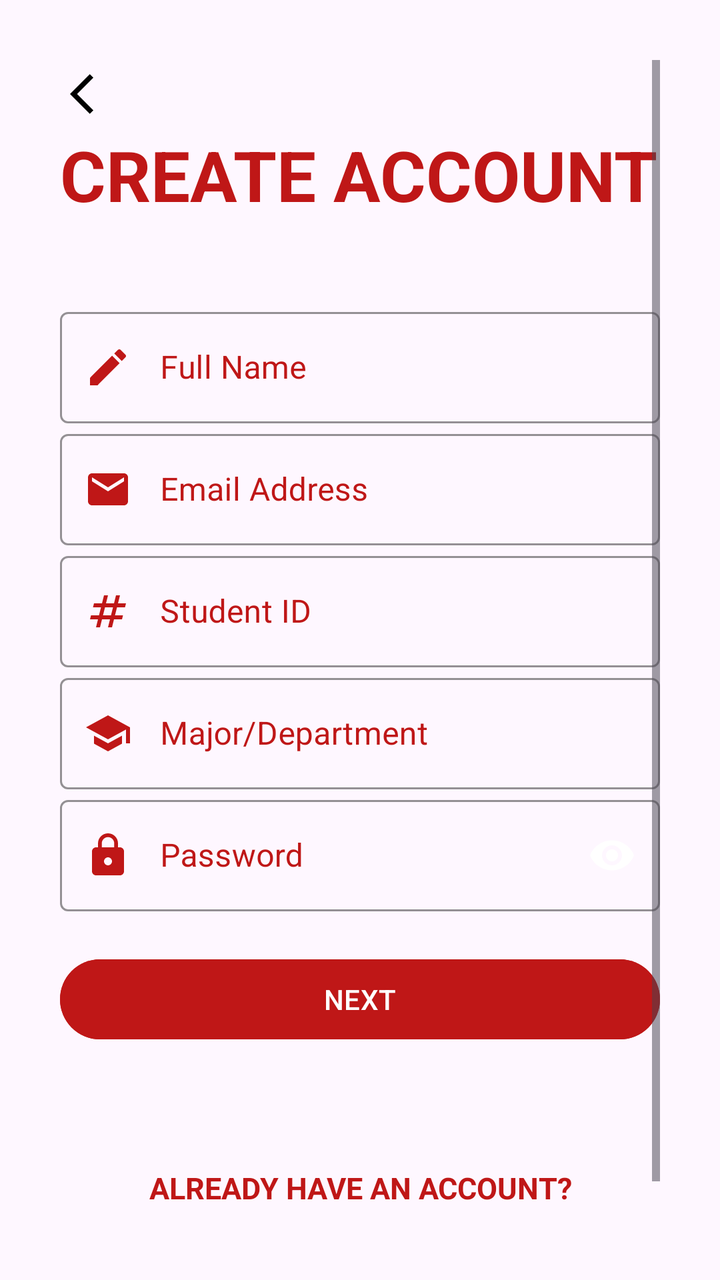
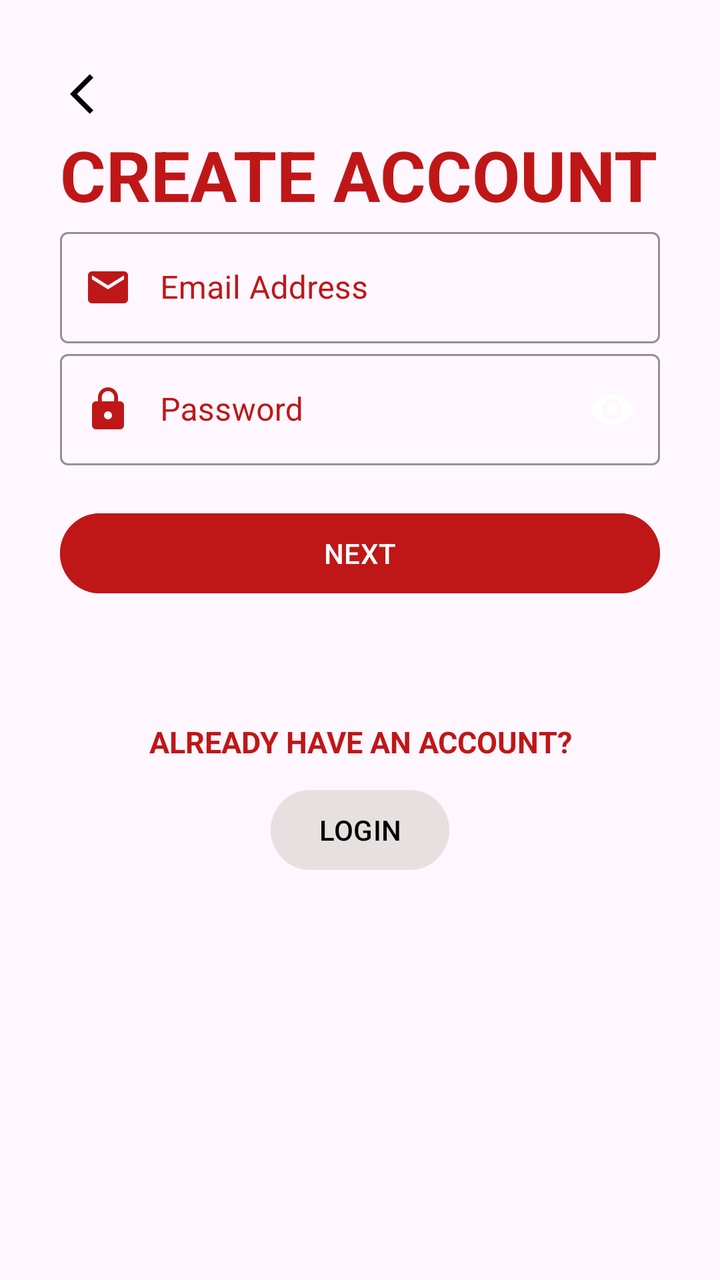

An Android layout rendered at two revisions. The XML below is the earlier revision; the diff shows what the commit changed to produce the second picture.
<!-- AndroidManifest.xml: application theme Theme.SchoolClubsManagementSystem -->
<!-- res/layout/activity_sign_up_1.xml -->
<?xml version="1.0" encoding="utf-8"?>
<ScrollView xmlns:android="http://schemas.android.com/apk/res/android"
    xmlns:app="http://schemas.android.com/apk/res-auto"
    xmlns:tools="http://schemas.android.com/tools"
    android:id="@+id/main"
    android:layout_width="match_parent"
    android:layout_height="match_parent"
    android:layout_margin="20dp"
    tools:context=".activities.SignUp1"
    android:padding="30dp">

    <LinearLayout
        android:layout_width="match_parent"
        android:layout_height="wrap_content"
        android:orientation="vertical" >

        <ImageView
            android:id="@+id/signup_back_button"
            android:layout_width="wrap_content"
            android:layout_height="wrap_content"
            android:padding="5dp"
            android:src="@drawable/back_arrow"
            android:transitionName="transition_back_arrow_btn" />

        <TextView
            android:id="@+id/signup_title_text"
            android:layout_width="wrap_content"
            android:layout_height="wrap_content"
            android:text="Create Account"
            android:textAllCaps="true"
            android:textColor="@color/red"
            android:textSize="35sp"
            android:textStyle="bold"
            android:transitionName="transition_title_text" />

        <LinearLayout
            android:layout_width="match_parent"
            android:layout_height="wrap_content"
            android:orientation="vertical"
            android:layout_marginTop="40dp">

            
            <com.google.android.material.textfield.TextInputLayout
                android:layout_width="match_parent"
                android:layout_height="wrap_content"
                android:hint="Full Name"
                app:startIconDrawable="@drawable/edit_icon"
                style="@style/Widget.MaterialComponents.TextInputLayout.OutlinedBox"
                app:startIconTint="@color/red"
                app:hintTextColor="@color/red"
                android:textColorHint="@color/red"
                app:endIconMode="clear_text"
                app:endIconTint="@color/black"
                app:boxStrokeWidthFocused="2dp"
                app:boxStrokeColor="@color/red" >

                <com.google.android.material.textfield.TextInputEditText
                    android:layout_width="match_parent"
                    android:layout_height="match_parent"
                    android:paddingStart="50dp"
                    android:inputType="text"/>
                
            </com.google.android.material.textfield.TextInputLayout>

            
            <com.google.android.material.textfield.TextInputLayout
                android:layout_width="match_parent"
                android:layout_height="wrap_content"
                android:hint="Email Address"
                app:startIconDrawable="@drawable/email"
                style="@style/Widget.MaterialComponents.TextInputLayout.OutlinedBox"
                app:startIconTint="@color/red"
                app:hintTextColor="@color/red"
                android:textColorHint="@color/red"
                app:endIconMode="clear_text"
                app:endIconTint="@color/black"
                app:boxStrokeWidthFocused="2dp"
                app:boxStrokeColor="@color/black" >

                <com.google.android.material.textfield.TextInputEditText
                    android:layout_width="match_parent"
                    android:layout_height="match_parent"
                    android:paddingStart="50dp"
                    android:inputType="textEmailAddress" />

            </com.google.android.material.textfield.TextInputLayout>

            
            <com.google.android.material.textfield.TextInputLayout
                android:layout_width="match_parent"
                android:layout_height="wrap_content"
                android:hint="Student ID"
                app:startIconDrawable="@drawable/student_no"
                style="@style/Widget.MaterialComponents.TextInputLayout.OutlinedBox"
                app:startIconTint="@color/red"
                app:hintTextColor="@color/red"
                android:textColorHint="@color/red"
                app:endIconMode="clear_text"
                app:endIconTint="@color/black"
                app:boxStrokeWidthFocused="2dp"
                app:boxStrokeColor="@color/black" >

            <com.google.android.material.textfield.TextInputEditText
                android:layout_width="match_parent"
                android:layout_height="match_parent"
                android:paddingStart="50dp"
                android:inputType="number" />

            </com.google.android.material.textfield.TextInputLayout>

            
            <com.google.android.material.textfield.TextInputLayout
                android:layout_width="match_parent"
                android:layout_height="wrap_content"
                android:hint="Major/Department"
                app:startIconDrawable="@drawable/major"
                style="@style/Widget.MaterialComponents.TextInputLayout.OutlinedBox"
                app:startIconTint="@color/red"
                app:hintTextColor="@color/red"
                android:textColorHint="@color/red"
                app:endIconMode="clear_text"
                app:endIconTint="@color/black"
                app:boxStrokeWidthFocused="2dp"
                app:boxStrokeColor="@color/black" >

                <com.google.android.material.textfield.TextInputEditText
                    android:layout_width="match_parent"
                    android:layout_height="match_parent"
                    android:paddingStart="50dp"
                    android:inputType="text" />

            </com.google.android.material.textfield.TextInputLayout>

            
            <com.google.android.material.textfield.TextInputLayout
                android:layout_width="match_parent"
                android:layout_height="wrap_content"
                android:hint="Password"
                app:startIconDrawable="@drawable/password_icon"
                style="@style/Widget.MaterialComponents.TextInputLayout.OutlinedBox"
                app:startIconTint="@color/red"
                app:hintTextColor="@color/red"
                android:textColorHint="@color/red"
                app:endIconMode="password_toggle"
                app:passwordToggleEnabled="true"
                app:passwordToggleTint="@color/black"
                app:endIconTint="@color/red"
                app:boxStrokeWidthFocused="2dp"
                app:boxStrokeColor="@color/black" >

                <com.google.android.material.textfield.TextInputEditText
                    android:layout_width="match_parent"
                    android:layout_height="match_parent"
                    android:paddingStart="50dp"
                    android:inputType="textPassword" />

            </com.google.android.material.textfield.TextInputLayout>





        </LinearLayout>
        
        <Button
            android:id="@+id/signup_next_button"
            android:layout_width="match_parent"
            android:layout_height="wrap_content"
            android:text="NEXT"
            android:backgroundTint="@color/red"
            android:onClick="callNextSignupScreen"
            android:layout_marginTop="20dp"
            android:transitionName="transition_next_btn"
            />

        <TextView
            android:layout_width="match_parent"
            android:layout_height="wrap_content"
            android:layout_marginTop="60dp"
            android:text="Already have an account?"
            android:textAllCaps="true"
            android:textColor="@color/red"
            android:textSize="15sp"
            android:textAlignment="center"
            android:textStyle="bold" />

        <Button
            android:id="@+id/signup_login_button"
            android:layout_width="wrap_content"
            android:layout_height="wrap_content"
            android:layout_gravity="center"
            android:layout_marginTop="10dp"
            android:text="LOGIN"
            android:backgroundTint="#E6E0E0"
            android:textColor="@color/black"
            android:transitionName="transition_login_btn"
            />


    </LinearLayout>


</ScrollView>
<!-- resources referenced by this layout -->
<resources>
  <color name="black">#FF000000</color>
  <color name="red">#BF1717</color>
  <!-- drawable back_arrow (drawable) -->
  <vector xmlns:android="http://schemas.android.com/apk/res/android" android:autoMirrored="true" android:height="24dp" android:tint="#000000" android:viewportHeight="24" android:viewportWidth="24" android:width="24dp">
        
      <path android:fillColor="@android:color/white" android:pathData="M11.67,3.87L9.9,2.1 0,12l9.9,9.9 1.77,-1.77L3.54,12z"/>
      
  </vector>
  <!-- drawable edit_icon (drawable) -->
  <vector xmlns:android="http://schemas.android.com/apk/res/android" android:height="24dp" android:tint="#000000" android:viewportHeight="24" android:viewportWidth="24" android:width="24dp">
        
      <path android:fillColor="@android:color/white" android:pathData="M3,17.25V21h3.75L17.81,9.94l-3.75,-3.75L3,17.25zM20.71,7.04c0.39,-0.39 0.39,-1.02 0,-1.41l-2.34,-2.34c-0.39,-0.39 -1.02,-0.39 -1.41,0l-1.83,1.83 3.75,3.75 1.83,-1.83z"/>
      
  </vector>
  <!-- drawable email (drawable) -->
  <vector xmlns:android="http://schemas.android.com/apk/res/android" android:height="24dp" android:tint="#000000" android:viewportHeight="24" android:viewportWidth="24" android:width="24dp">
        
      <path android:fillColor="@android:color/white" android:pathData="M20,4L4,4c-1.1,0 -1.99,0.9 -1.99,2L2,18c0,1.1 0.9,2 2,2h16c1.1,0 2,-0.9 2,-2L22,6c0,-1.1 -0.9,-2 -2,-2zM20,8l-8,5 -8,-5L4,6l8,5 8,-5v2z"/>
      
  </vector>
  <!-- drawable major (drawable) -->
  <vector xmlns:android="http://schemas.android.com/apk/res/android" android:height="24dp" android:tint="#000000" android:viewportHeight="24" android:viewportWidth="24" android:width="24dp">
        
      <path android:fillColor="@android:color/white" android:pathData="M5,13.18v4L12,21l7,-3.82v-4L12,17l-7,-3.82zM12,3L1,9l11,6 9,-4.91V17h2V9L12,3z"/>
      
  </vector>
  <!-- drawable password_icon (drawable) -->
  <vector xmlns:android="http://schemas.android.com/apk/res/android" android:height="24dp" android:tint="#000000" android:viewportHeight="24" android:viewportWidth="24" android:width="24dp">
        
      <path android:fillColor="@android:color/white" android:pathData="M18,8h-1L17,6c0,-2.76 -2.24,-5 -5,-5S7,3.24 7,6v2L6,8c-1.1,0 -2,0.9 -2,2v10c0,1.1 0.9,2 2,2h12c1.1,0 2,-0.9 2,-2L20,10c0,-1.1 -0.9,-2 -2,-2zM12,17c-1.1,0 -2,-0.9 -2,-2s0.9,-2 2,-2 2,0.9 2,2 -0.9,2 -2,2zM15.1,8L8.9,8L8.9,6c0,-1.71 1.39,-3.1 3.1,-3.1 1.71,0 3.1,1.39 3.1,3.1v2z"/>
      
  </vector>
  <!-- drawable student_no (drawable) -->
  <vector xmlns:android="http://schemas.android.com/apk/res/android" android:height="24dp" android:tint="#000000" android:viewportHeight="24" android:viewportWidth="24" android:width="24dp">
        
      <path android:fillColor="@android:color/white" android:pathData="M20.5,10L21,8h-4l1,-4h-2l-1,4h-4l1,-4h-2L9,8H5l-0.5,2h4l-1,4h-4L3,16h4l-1,4h2l1,-4h4l-1,4h2l1,-4h4l0.5,-2h-4l1,-4H20.5zM13.5,14h-4l1,-4h4L13.5,14z"/>
      
  </vector>
  <style name="Theme.SchoolClubsManagementSystem" parent="Base.Theme.SchoolClubsManagementSystem" />
  <style name="Base.Theme.SchoolClubsManagementSystem" parent="Theme.Material3.DayNight.NoActionBar">
          
          
      </style>
</resources>

<!-- the commit's change to res/layout/activity_sign_up_1.xml (unified diff, before → after) -->
@@ -6,13 +6,13 @@
     android:layout_width="match_parent"
     android:layout_height="match_parent"
     android:layout_margin="20dp"
-    tools:context=".activities.SignUp1"
-    android:padding="30dp">
+    android:padding="30dp"
+    tools:context=".activities.SignUp1">
 
     <LinearLayout
         android:layout_width="match_parent"
         android:layout_height="wrap_content"
-        android:orientation="vertical" >
+        android:orientation="vertical">
 
         <ImageView
             android:id="@+id/signup_back_button"
@@ -33,135 +33,54 @@
             android:textStyle="bold"
             android:transitionName="transition_title_text" />
 
-        <LinearLayout
+        <com.google.android.material.textfield.TextInputLayout
             android:layout_width="match_parent"
             android:layout_height="wrap_content"
-            android:orientation="vertical"
-            android:layout_marginTop="40dp">
-
-            
-            <com.google.android.material.textfield.TextInputLayout
-                android:layout_width="match_parent"
-                android:layout_height="wrap_content"
-                android:hint="Full Name"
-                app:startIconDrawable="@drawable/edit_icon"
-                style="@style/Widget.MaterialComponents.TextInputLayout.OutlinedBox"
-                app:startIconTint="@color/red"
-                app:hintTextColor="@color/red"
-                android:textColorHint="@color/red"
-                app:endIconMode="clear_text"
-                app:endIconTint="@color/black"
-                app:boxStrokeWidthFocused="2dp"
-                app:boxStrokeColor="@color/red" >
-
-                <com.google.android.material.textfield.TextInputEditText
-                    android:layout_width="match_parent"
-                    android:layout_height="match_parent"
-                    android:paddingStart="50dp"
-                    android:inputType="text"/>
-                
-            </com.google.android.material.textfield.TextInputLayout>
-
-            
-            <com.google.android.material.textfield.TextInputLayout
-                android:layout_width="match_parent"
-                android:layout_height="wrap_content"
-                android:hint="Email Address"
-                app:startIconDrawable="@drawable/email"
-                style="@style/Widget.MaterialComponents.TextInputLayout.OutlinedBox"
-                app:startIconTint="@color/red"
-                app:hintTextColor="@color/red"
-                android:textColorHint="@color/red"
-                app:endIconMode="clear_text"
-                app:endIconTint="@color/black"
-                app:boxStrokeWidthFocused="2dp"
-                app:boxStrokeColor="@color/black" >
-
-                <com.google.android.material.textfield.TextInputEditText
-                    android:layout_width="match_parent"
-                    android:layout_height="match_parent"
-                    android:paddingStart="50dp"
-                    android:inputType="textEmailAddress" />
-
-            </com.google.android.material.textfield.TextInputLayout>
-
-            
-            <com.google.android.material.textfield.TextInputLayout
-                android:layout_width="match_parent"
-                android:layout_height="wrap_content"
-                android:hint="Student ID"
-                app:startIconDrawable="@drawable/student_no"
-                style="@style/Widget.MaterialComponents.TextInputLayout.OutlinedBox"
-                app:startIconTint="@color/red"
-                app:hintTextColor="@color/red"
-                android:textColorHint="@color/red"
-                app:endIconMode="clear_text"
-                app:endIconTint="@color/black"
-                app:boxStrokeWidthFocused="2dp"
-                app:boxStrokeColor="@color/black" >
+            android:hint="Email Address"
+            app:startIconDrawable="@drawable/email"
+            style="@style/Widget.MaterialComponents.TextInputLayout.OutlinedBox"
+            app:startIconTint="@color/red"
+            app:hintTextColor="@color/red"
+            android:textColorHint="@color/red"
+            app:endIconMode="clear_text"
+            app:endIconTint="@color/black"
+            app:boxStrokeWidthFocused="2dp"
+            app:boxStrokeColor="@color/red" >
 
             <com.google.android.material.textfield.TextInputEditText
+                android:id="@+id/email_input"
                 android:layout_width="match_parent"
                 android:layout_height="match_parent"
                 android:paddingStart="50dp"
-                android:inputType="number" />
+                android:inputType="textEmailAddress" />
 
-            </com.google.android.material.textfield.TextInputLayout>
+        </com.google.android.material.textfield.TextInputLayout>
 
-            
-            <com.google.android.material.textfield.TextInputLayout
+        <com.google.android.material.textfield.TextInputLayout
+            android:layout_width="match_parent"
+            android:layout_height="wrap_content"
+            android:hint="Password"
+            app:startIconDrawable="@drawable/password_icon"
+            style="@style/Widget.MaterialComponents.TextInputLayout.OutlinedBox"
+            app:startIconTint="@color/red"
+            app:hintTextColor="@color/red"
+            android:textColorHint="@color/red"
+            app:endIconMode="password_toggle"
+            app:passwordToggleEnabled="true"
+            app:passwordToggleTint="@color/black"
+            app:endIconTint="@color/red"
+            app:boxStrokeWidthFocused="2dp"
+            app:boxStrokeColor="@color/red" >
+
+            <com.google.android.material.textfield.TextInputEditText
+                android:id="@+id/password_input"
                 android:layout_width="match_parent"
-                android:layout_height="wrap_content"
-                android:hint="Major/Department"
-                app:startIconDrawable="@drawable/major"
-                style="@style/Widget.MaterialComponents.TextInputLayout.OutlinedBox"
-                app:startIconTint="@color/red"
-                app:hintTextColor="@color/red"
-                android:textColorHint="@color/red"
-                app:endIconMode="clear_text"
-                app:endIconTint="@color/black"
-                app:boxStrokeWidthFocused="2dp"
-                app:boxStrokeColor="@color/black" >
+                android:layout_height="match_parent"
+                android:paddingStart="50dp"
+                android:inputType="textPassword" />
 
-                <com.google.android.material.textfield.TextInputEditText
-                    android:layout_width="match_parent"
-                    android:layout_height="match_parent"
-                    android:paddingStart="50dp"
-                    android:inputType="text" />
+        </com.google.android.material.textfield.TextInputLayout>
 
-            </com.google.android.material.textfield.TextInputLayout>
-
-            
-            <com.google.android.material.textfield.TextInputLayout
-                android:layout_width="match_parent"
-                android:layout_height="wrap_content"
-                android:hint="Password"
-                app:startIconDrawable="@drawable/password_icon"
-                style="@style/Widget.MaterialComponents.TextInputLayout.OutlinedBox"
-                app:startIconTint="@color/red"
-                app:hintTextColor="@color/red"
-                android:textColorHint="@color/red"
-                app:endIconMode="password_toggle"
-                app:passwordToggleEnabled="true"
-                app:passwordToggleTint="@color/black"
-                app:endIconTint="@color/red"
-                app:boxStrokeWidthFocused="2dp"
-                app:boxStrokeColor="@color/black" >
-
-                <com.google.android.material.textfield.TextInputEditText
-                    android:layout_width="match_parent"
-                    android:layout_height="match_parent"
-                    android:paddingStart="50dp"
-                    android:inputType="textPassword" />
-
-            </com.google.android.material.textfield.TextInputLayout>
-
-
-
-
-
-        </LinearLayout>
-        
         <Button
             android:id="@+id/signup_next_button"
             android:layout_width="match_parent"
@@ -170,8 +89,7 @@
             android:backgroundTint="@color/red"
             android:onClick="callNextSignupScreen"
             android:layout_marginTop="20dp"
-            android:transitionName="transition_next_btn"
-            />
+            android:transitionName="transition_next_btn" />
 
         <TextView
             android:layout_width="match_parent"
@@ -190,14 +108,10 @@
             android:layout_height="wrap_content"
             android:layout_gravity="center"
             android:layout_marginTop="10dp"
+            android:backgroundTint="#E6E0E0"
             android:text="LOGIN"
-            android:backgroundTint="#E6E0E0"
             android:textColor="@color/black"
-            android:transitionName="transition_login_btn"
-            />
-
+            android:transitionName="transition_login_btn" />
 
     </LinearLayout>
-
-
 </ScrollView>
<!-- resource entries referenced after the edit -->
@@ -8,34 +8,16 @@
       <path android:fillColor="@android:color/white" android:pathData="M11.67,3.87L9.9,2.1 0,12l9.9,9.9 1.77,-1.77L3.54,12z"/>
       
   </vector>
-  <!-- drawable edit_icon (drawable) -->
-  <vector xmlns:android="http://schemas.android.com/apk/res/android" android:height="24dp" android:tint="#000000" android:viewportHeight="24" android:viewportWidth="24" android:width="24dp">
-        
-      <path android:fillColor="@android:color/white" android:pathData="M3,17.25V21h3.75L17.81,9.94l-3.75,-3.75L3,17.25zM20.71,7.04c0.39,-0.39 0.39,-1.02 0,-1.41l-2.34,-2.34c-0.39,-0.39 -1.02,-0.39 -1.41,0l-1.83,1.83 3.75,3.75 1.83,-1.83z"/>
-      
-  </vector>
   <!-- drawable email (drawable) -->
   <vector xmlns:android="http://schemas.android.com/apk/res/android" android:height="24dp" android:tint="#000000" android:viewportHeight="24" android:viewportWidth="24" android:width="24dp">
         
       <path android:fillColor="@android:color/white" android:pathData="M20,4L4,4c-1.1,0 -1.99,0.9 -1.99,2L2,18c0,1.1 0.9,2 2,2h16c1.1,0 2,-0.9 2,-2L22,6c0,-1.1 -0.9,-2 -2,-2zM20,8l-8,5 -8,-5L4,6l8,5 8,-5v2z"/>
       
   </vector>
-  <!-- drawable major (drawable) -->
-  <vector xmlns:android="http://schemas.android.com/apk/res/android" android:height="24dp" android:tint="#000000" android:viewportHeight="24" android:viewportWidth="24" android:width="24dp">
-        
-      <path android:fillColor="@android:color/white" android:pathData="M5,13.18v4L12,21l7,-3.82v-4L12,17l-7,-3.82zM12,3L1,9l11,6 9,-4.91V17h2V9L12,3z"/>
-      
-  </vector>
   <!-- drawable password_icon (drawable) -->
   <vector xmlns:android="http://schemas.android.com/apk/res/android" android:height="24dp" android:tint="#000000" android:viewportHeight="24" android:viewportWidth="24" android:width="24dp">
         
       <path android:fillColor="@android:color/white" android:pathData="M18,8h-1L17,6c0,-2.76 -2.24,-5 -5,-5S7,3.24 7,6v2L6,8c-1.1,0 -2,0.9 -2,2v10c0,1.1 0.9,2 2,2h12c1.1,0 2,-0.9 2,-2L20,10c0,-1.1 -0.9,-2 -2,-2zM12,17c-1.1,0 -2,-0.9 -2,-2s0.9,-2 2,-2 2,0.9 2,2 -0.9,2 -2,2zM15.1,8L8.9,8L8.9,6c0,-1.71 1.39,-3.1 3.1,-3.1 1.71,0 3.1,1.39 3.1,3.1v2z"/>
-      
-  </vector>
-  <!-- drawable student_no (drawable) -->
-  <vector xmlns:android="http://schemas.android.com/apk/res/android" android:height="24dp" android:tint="#000000" android:viewportHeight="24" android:viewportWidth="24" android:width="24dp">
-        
-      <path android:fillColor="@android:color/white" android:pathData="M20.5,10L21,8h-4l1,-4h-2l-1,4h-4l1,-4h-2L9,8H5l-0.5,2h4l-1,4h-4L3,16h4l-1,4h2l1,-4h4l-1,4h2l1,-4h4l0.5,-2h-4l1,-4H20.5zM13.5,14h-4l1,-4h4L13.5,14z"/>
       
   </vector>
   <style name="Theme.SchoolClubsManagementSystem" parent="Base.Theme.SchoolClubsManagementSystem" />
